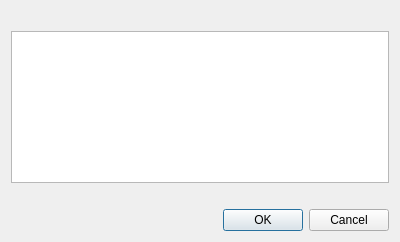
The window that client/src/ui/dialogs/resource_list_dialog.ui (networkoptix/nx_open) describes before a commit, drawn with Qt 5.
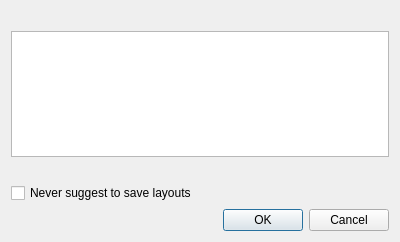
The same window after the commit.

Commit message:
(Issue #3883) :  Never suggest to save layout
<==== Mercurial data ====>
Branch: master

```diff
--- a/client/src/ui/dialogs/resource_list_dialog.ui
+++ b/client/src/ui/dialogs/resource_list_dialog.ui
@@ -53,6 +53,13 @@
      </property>
     </widget>
    </item>
+   <item>
+    <widget class="QCheckBox" name="doNotAskAgainCheckBox">
+     <property name="text">
+      <string>Never suggest to save layouts</string>
+     </property>
+    </widget>
+   </item>
    <item>
     <widget class="QDialogButtonBox" name="buttonBox">
      <property name="orientation">
```
Left out of the diff: 35 changed lines with no effect on the pictures. The commit also changes 4 other files.
